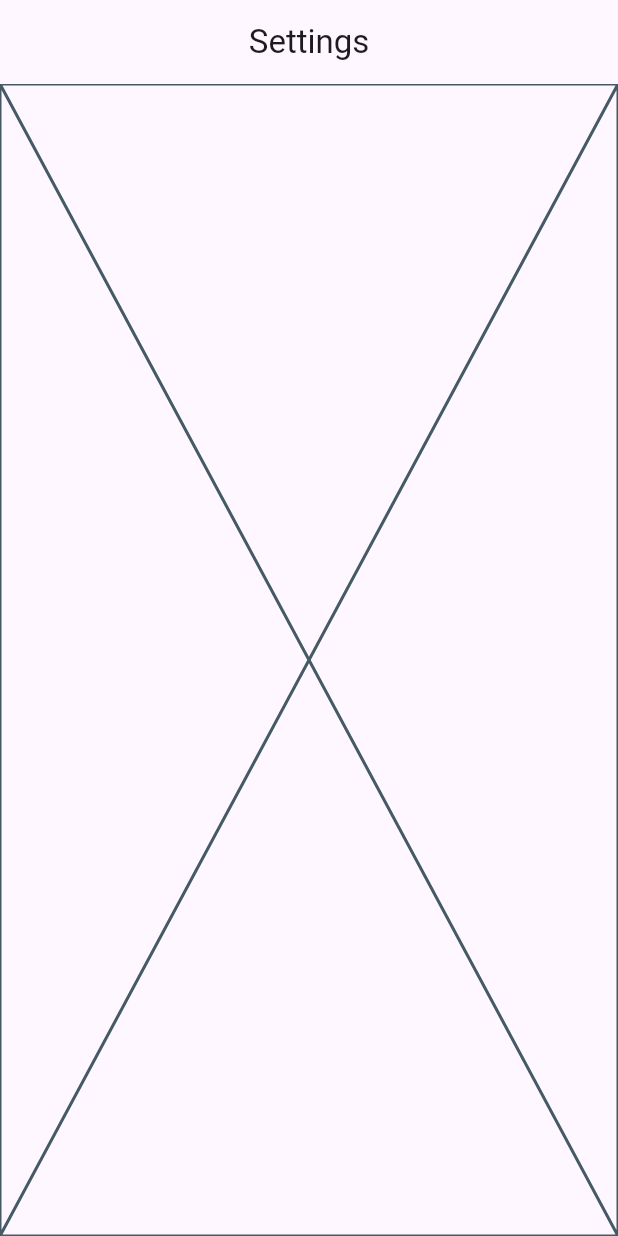
After one commit to jmpt21/LoginApp_Flutter, a Flutter app: the SettingsScreen screen opened by its route, on a phone screen of 412 x 824 dp. The commit adds this screen. Run offline on Flutter 3.47's test engine with Material 2 defaults, Android fonts, the phone set to English and light mode, and no system bars; our stand-ins replace firebase_core, flutter_riverpod, go_router; accounts and stored records are empty.

Commit message:
Template design for: login, register and settings screens. Plus, routers were added into router.dart.

```diff
--- a/lib/config/router/router.dart
+++ b/lib/config/router/router.dart
@@ -1,9 +1,24 @@
 import 'package:go_router/go_router.dart';
 import 'package:login_app/presentation/screens/home_screen.dart';
+import 'package:login_app/presentation/screens/login_screen.dart';
+import 'package:login_app/presentation/screens/register_screen.dart';
+import 'package:login_app/presentation/screens/settings_screen.dart';
 
 final routerConfig = GoRouter(initialLocation: '/', routes: <GoRoute>[
   GoRoute(
       path: '/',
       name: HomeScreen.routeName,
-      builder: (context, state) => const HomeScreen())
+      builder: (context, state) => const HomeScreen()),
+  GoRoute(
+      path: '/login_screen',
+      name: LoginScreen.routeName,
+      builder: (context, state) => const LoginScreen()),
+  GoRoute(
+      path: '/register_screen',
+      name: RegisterScreen.routeName,
+      builder: (context, state) => const RegisterScreen()),
+  GoRoute(
+      path: '/settings_screen',
+      name: SettingsScreen.routeName,
+      builder: (context, state) => const SettingsScreen())
 ]);
--- /dev/null
+++ b/lib/presentation/screens/settings_screen.dart
@@ -0,0 +1,18 @@
+import 'package:flutter/material.dart';
+
+class SettingsScreen extends StatelessWidget {
+  static const String routeName = 'settings_screen';
+
+  const SettingsScreen({super.key});
+
+  @override
+  Widget build(BuildContext context) {
+    return Scaffold(
+      appBar: AppBar(
+        title: const Text('Settings'),
+        centerTitle: true,
+      ),
+      body: const Placeholder(),
+    );
+  }
+}
```
Also changed, not shown: lib/presentation/screens/login_screen.dart (added, +18 -0 lines), lib/presentation/screens/register_screen.dart (added, +18 -0 lines).
